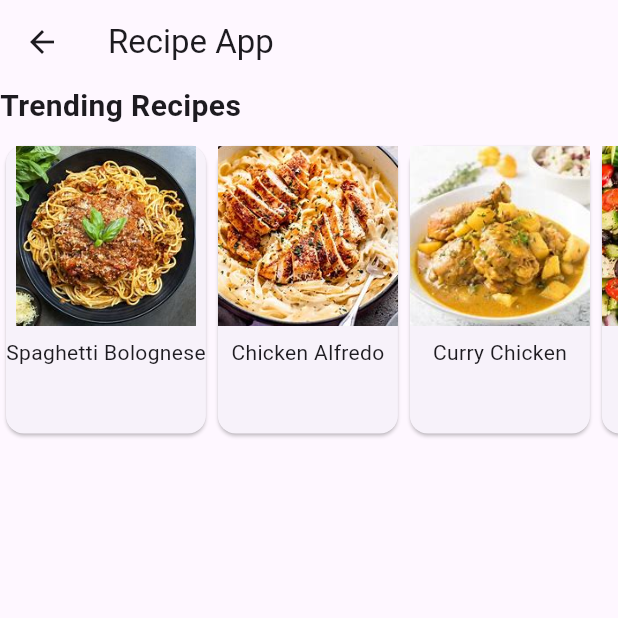
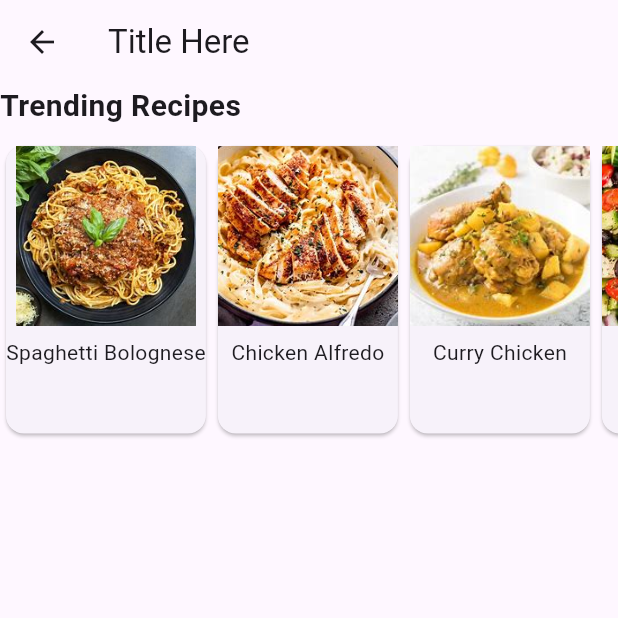
Before and after one commit to NolanAHinshaw/MAD-P1, a Flutter app: the MealPlanner screen opened directly, on a phone screen of 412 x 824 dp, the top half of it. Run offline on Flutter 3.47's test engine with Material 3 defaults, Android fonts, the phone set to English and light mode, and no system bars; our stand-ins replace shared_preferences; accounts and stored records are empty.

Commit message:
adding calendar package

```diff
--- a/lib/pages/mealplanner.dart
+++ b/lib/pages/mealplanner.dart
@@ -6,7 +6,7 @@ class MealPlanner extends StatelessWidget {
   Widget build(BuildContext context) {
     return Scaffold(
       appBar: AppBar(
-        title: Text('Recipe App'),
+        title: Text('Title Here'),
       ),
       body: Column(
         crossAxisAlignment: CrossAxisAlignment.start,
--- a/pubspec.yaml
+++ b/pubspec.yaml
@@ -31,6 +31,7 @@ dependencies:
   flutter:
     sdk: flutter
   shared_preferences: ^2.2.2
+  table_calendar: ^3.1.0
 
 
   # The following adds the Cupertino Icons font to your application.
```
Also changed, not shown: pubspec.lock, 2 other files.
